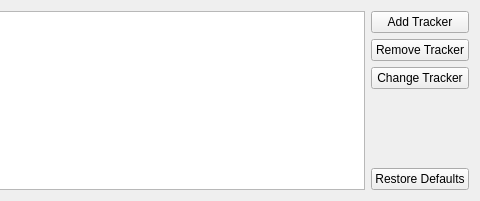
The window that plugins/infowidget/trackerview.ui (KDE/ktorrent) describes before a commit, drawn with Qt 5; both pictures show x 301 to 781 and y 0 to 201 of the 781 by 201 pixel window.
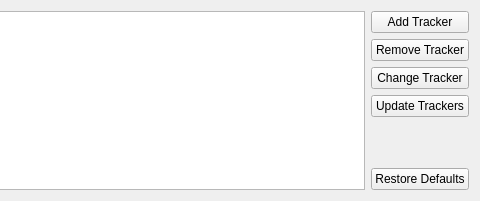
The same window after the commit. Custom widgets are drawn as their Qt base class.

Commit message: Add support for using multiple trackers at the same time for non private torrents

Diff of the .ui file:
```diff
--- a/plugins/infowidget/trackerview.ui
+++ b/plugins/infowidget/trackerview.ui
@@ -36,6 +36,13 @@
        </property>
       </widget>
      </item>
+     <item>
+      <widget class="QPushButton" name="m_scrape" >
+       <property name="text" >
+        <string>Update Trackers</string>
+       </property>
+      </widget>
+     </item>
      <item>
       <spacer>
        <property name="orientation" >
```
The commit also changes 29 other files.
